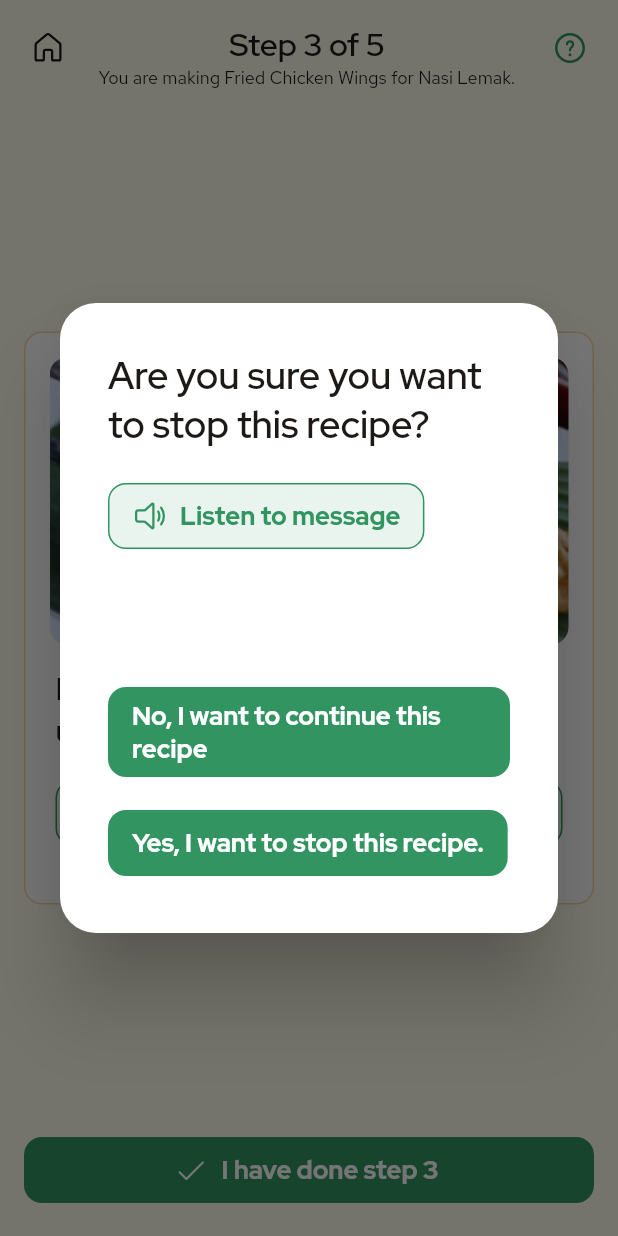
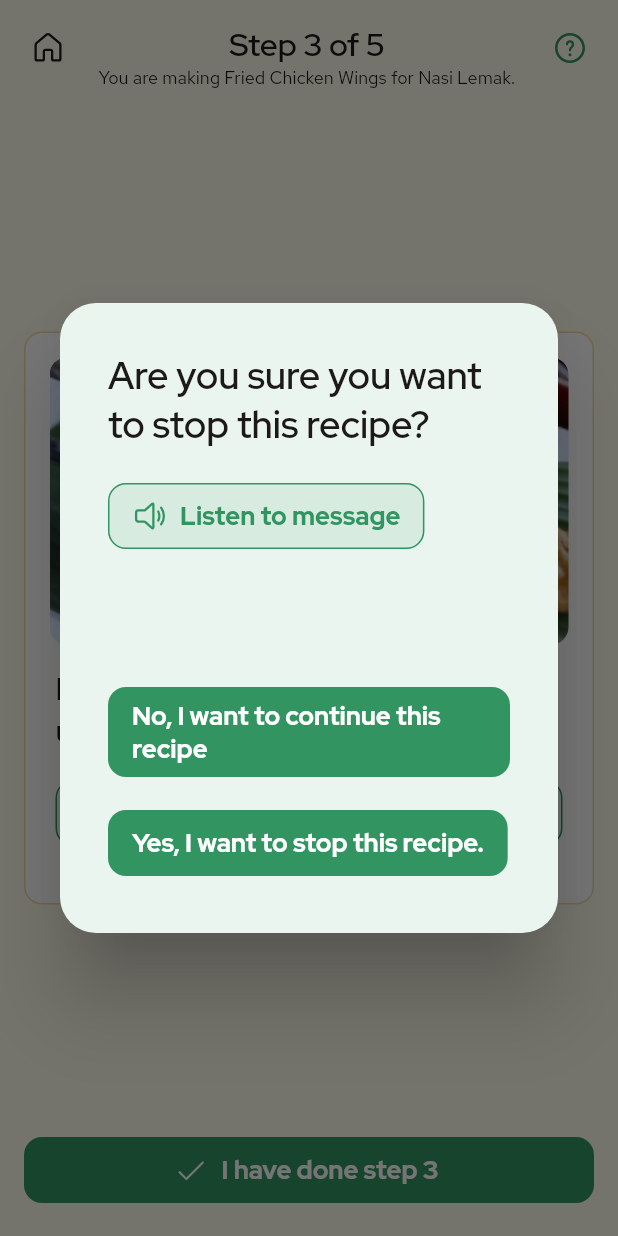
Before and after one commit to cervonwong/mint, a Flutter app: the StepDetailScreen screen opened by its route, after a tap on an icon or button, on a phone screen of 412 x 824 dp. Run offline on Flutter 3.47's test engine with Material 2 defaults, Android fonts, the phone set to English and light mode, and no system bars; our stand-ins replace cloud_firestore, firebase_core, fluentui_system_icons; accounts and stored records are empty.

Commit message:
Move dialog style to theme

```diff
--- a/lib/main/ui/constants/theme_constants.dart
+++ b/lib/main/ui/constants/theme_constants.dart
@@ -18,6 +18,7 @@ class ThemeConstants {
 
     // Other themeData.
     appBarTheme: appBarTheme,
+    dialogTheme: dialogTheme,
     elevatedButtonTheme: elevatedButton7ThemeData,
     iconTheme: iconThemeData,
     inputDecorationTheme: inputDecorationTheme,
@@ -166,6 +167,12 @@ class ThemeConstants {
       statusBarIconBrightness: Brightness.dark,
     ),
   );
+  static final dialogTheme = DialogTheme(
+    backgroundColor: ColorConstants.greenOverlayOnWhite,
+    shape: RoundedRectangleBorder(
+      borderRadius: BorderRadius.circular(24.0),
+    ),
+  );
   static final elevatedButton7ThemeData = ElevatedButtonThemeData(
     style: ButtonStyle(
       textStyle: MaterialStateProperty.all<TextStyle>(
--- a/lib/main/ui/screens/trainee/step_detail_screen.dart
+++ b/lib/main/ui/screens/trainee/step_detail_screen.dart
@@ -140,9 +140,6 @@ class ExitRecipeConfirmationDialog extends StatelessWidget {
   @override
   Widget build(BuildContext context) {
     return Dialog(
-      shape: RoundedRectangleBorder(
-        borderRadius: BorderRadius.circular(24.0),
-      ),
       child: Padding(
         padding: const EdgeInsets.all(32.0),
         child: Column(
```
